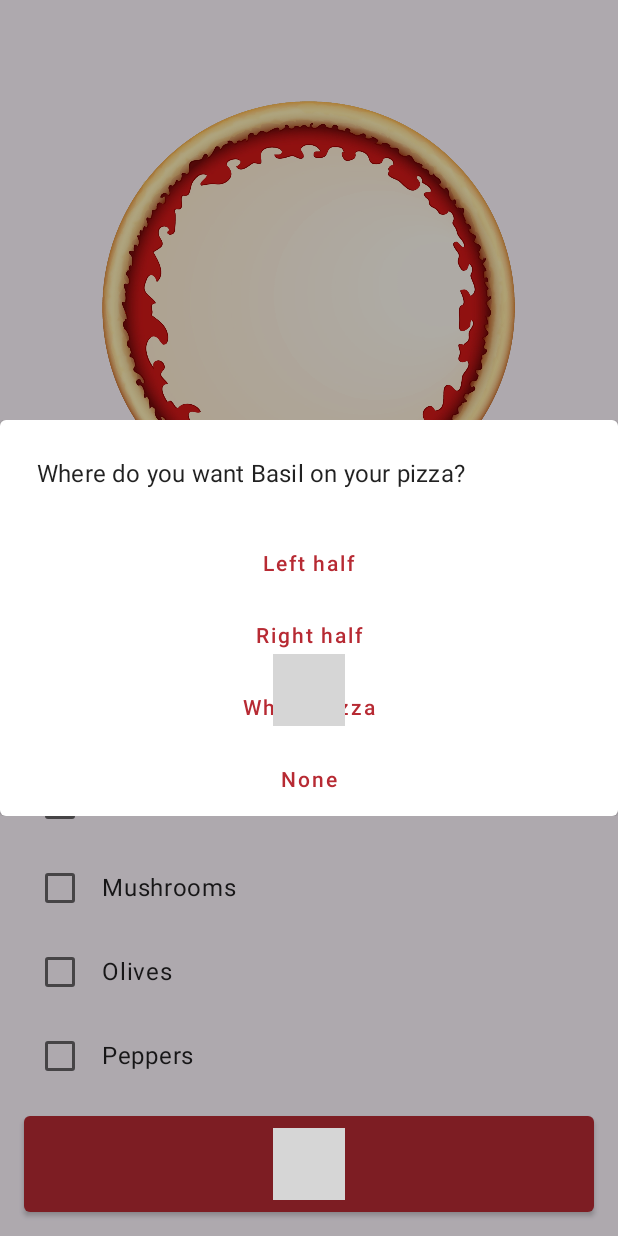
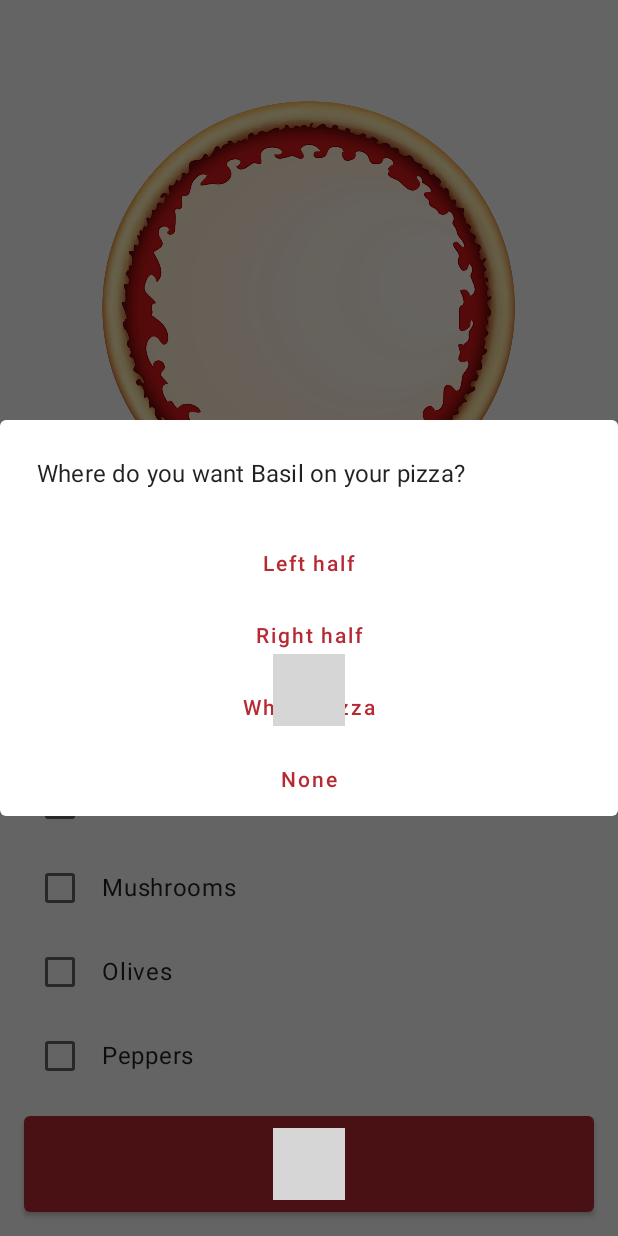
Before and after one commit to yashwanthgajji/BNR-AD-CodaPizza, an Android app built with Jetpack Compose: the screen it shows after launch (MainActivity), after a tap on "Basil", on a phone screen of 412 x 824 dp. Run offline under Robolectric (Android 15) with nearby library versions, the phone set to English and light mode, and no system bars; 2 statements that could not run were skipped; grey boxes are pictures that could not be loaded.

Commit message:
removing unused files

```diff
--- a/app/src/main/res/values-night/themes.xml
+++ /dev/null
@@ -1,7 +0,0 @@
-<resources xmlns:tools="http://schemas.android.com/tools">
-    <!-- Base application theme. -->
-    <style name="Base.Theme.CodaPizza" parent="Theme.Material3.DayNight.NoActionBar">
-        <!-- Customize your dark theme here. -->
-        <!-- <item name="colorPrimary">@color/my_dark_primary</item> -->
-    </style>
-</resources>
--- a/app/src/main/res/values/colors.xml
+++ /dev/null
@@ -1,5 +0,0 @@
-<?xml version="1.0" encoding="utf-8"?>
-<resources>
-    <color name="black">#FF000000</color>
-    <color name="white">#FFFFFFFF</color>
-</resources>
--- a/app/src/main/res/values/themes.xml
+++ b/app/src/main/res/values/themes.xml
@@ -1,9 +1,4 @@
 <resources xmlns:tools="http://schemas.android.com/tools">
     <!-- Base application theme. -->
-    <style name="Base.Theme.CodaPizza" parent="Theme.Material3.DayNight.NoActionBar">
-        <!-- Customize your light theme here. -->
-        <!-- <item name="colorPrimary">@color/my_light_primary</item> -->
-    </style>
-
-    <style name="Theme.CodaPizza" parent="Base.Theme.CodaPizza" />
+    <style name="Theme.CodaPizza" parent="Theme.AppCompat.Light.NoActionBar" />
 </resources>
```
